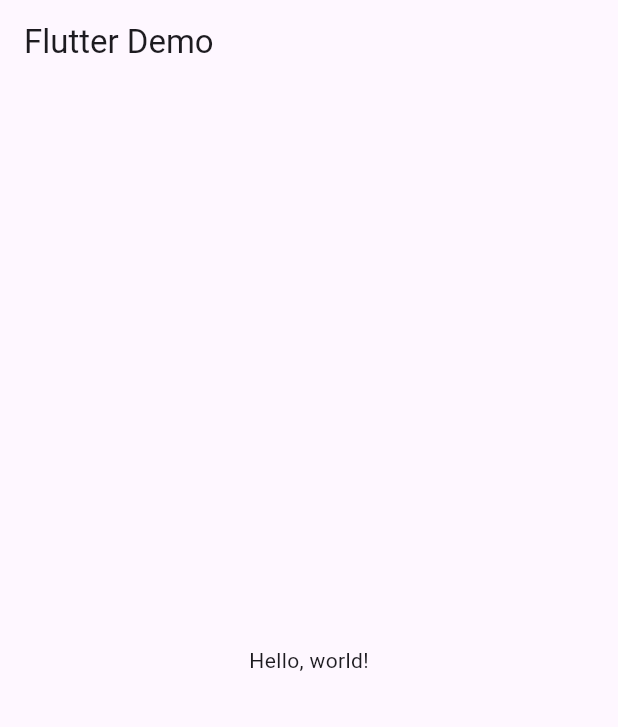
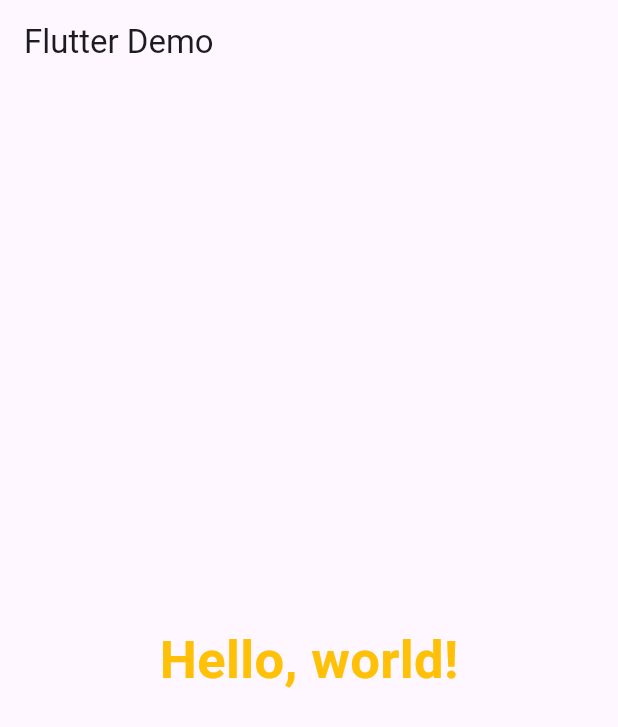
Before and after one commit to shanakasp/Flutter, a Flutter app: the screen it shows after launch, on a phone screen of 412 x 824 dp. Shown: the top 727 px of the screen. Run offline on Flutter 3.47's test engine with Material 3 defaults, Android fonts, the phone set to English and light mode, and no system bars.

Commit message:
modified main.dart in lib

```diff
--- a/flutter_application_1/lib/main.dart
+++ b/flutter_application_1/lib/main.dart
@@ -18,7 +18,14 @@ class MyApp extends StatelessWidget {
           title: Text('Flutter Demo'),
         ),
         body: Center(
-          child: Text('Hello, world!'),
+          child: Text(
+            'Hello, world!',
+            style: TextStyle(
+              color: Colors.amber,
+              fontSize: 35,
+              fontWeight: FontWeight.bold,
+            ),
+          ),
         ),
       ),
     );
```
